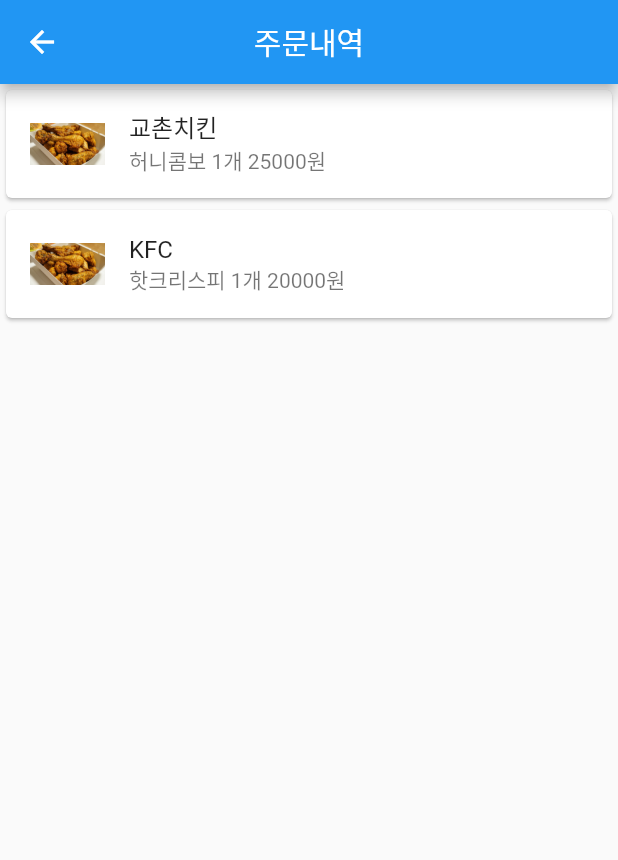
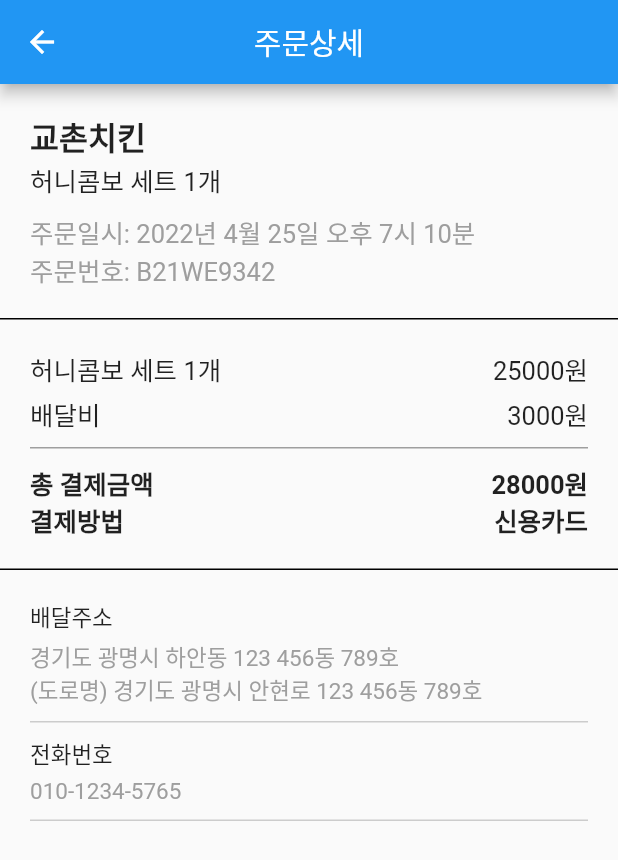
Before and after one commit to yunsuhan0107/bundle-eats, a Flutter app: the OrderHistory screen opened by its route, after a tap on "교촌치킨", on a phone screen of 412 x 824 dp. Shown: the top 860 px of the screen. Run offline on Flutter 3.47's test engine with Material 2 defaults, Android fonts, the phone set to English and light mode, and no system bars; our stand-ins replace grouped_list.

Commit message:
Added order detail

```diff
--- a/assets/order_history.json
+++ b/assets/order_history.json
@@ -1,16 +1,23 @@
 [
     {
-        "date": "4/25",
+        "date": "2022년 4월 25일 오후 7시 10분",
         "restaurantName": "교촌치킨",
-        "food": "허니콤보",
+        "menu": "허니콤보 세트",
         "count": 1,
         "price": 25000
     },
     {
-        "date": "5/10",
+        "date": "2022년 6월 20일 오후 6시 00분",
         "restaurantName": "KFC",
-        "food": "핫크리스피",
+        "menu": "핫크리스피 치킨 + 콜라 1.25L",
         "count": 1,
         "price": 20000
+    },
+    {
+        "date": "2022년 7월 11일 오후 5시 30분",
+        "restaurantName": "BBQ",
+        "menu": "황금올리브 치킨",
+        "count": 1,
+        "price": 22000
     }
 ]
--- a/lib/models/order.dart
+++ b/lib/models/order.dart
@@ -1,14 +1,14 @@
 class Order {
   final String date;
   final String restaurantName;
-  final String food;
+  final String menu;
   final int count;
   final int price;
 
   const Order({
     required this.date,
     required this.restaurantName,
-    required this.food,
+    required this.menu,
     required this.count,
     required this.price,
   });
@@ -17,7 +17,7 @@
     return Order(
       date: json['date'],
       restaurantName: json['restaurantName'],
-      food: json['food'],
+      menu: json['menu'],
       count: json['count'],
       price: json['price'],
     );
--- /dev/null
+++ b/lib/screens/order_detail/order_detail.dart
@@ -0,0 +1,236 @@
+import 'package:flutter/material.dart';
+import 'package:bundle_eats/models/order.dart';
+
+class OrderDetail extends StatelessWidget {
+  final Order order;
+
+  const OrderDetail({
+    Key? key,
+    required this.order,
+  }) : super(key: key);
+
+  @override
+  Widget build(BuildContext context) {
+    return Scaffold(
+      appBar: AppBar(
+        title: const Text('주문상세'),
+        centerTitle: true,
+      ),
+      body: Column(
+        children: [
+          Container(
+            padding: const EdgeInsets.all(20.0),
+            width: double.infinity,
+            child: Column(
+              crossAxisAlignment: CrossAxisAlignment.start,
+              children: [
+                Text(
+                  order.restaurantName,
+                  style: const TextStyle(
+                    fontWeight: FontWeight.bold,
+                    fontSize: 21,
+                  ),
+                ),
+                Text(
+                  "${order.menu} ${order.count}개",
+                  style: const TextStyle(
+                    fontSize: 17,
+                  ),
+                ),
+                const SizedBox(
+                  height: 10,
+                ),
+                Text(
+                  "주문일시: ${order.date}",
+                  style: const TextStyle(
+                    fontSize: 17,
+                    color: Colors.grey,
+                  ),
+                ),
+                const Text(
+                  "주문번호: B21WE9342",
+                  style: TextStyle(
+                    fontSize: 17,
+                    color: Colors.grey,
+                  ),
+                ),
+              ],
+            ),
+          ),
+          const Divider(
+            thickness: 1,
+            height: 1,
+            color: Colors.black,
+          ),
+          Container(
+            padding: const EdgeInsets.all(20.0),
+            width: double.infinity,
+            child: Column(
+              crossAxisAlignment: CrossAxisAlignment.start,
+              children: [
+                Row(
+                  mainAxisAlignment: MainAxisAlignment.spaceBetween,
+                  children: [
+                    Text(
+                      "${order.menu} ${order.count}개",
+                      style: const TextStyle(
+                        fontSize: 17,
+                      ),
+                    ),
+                    Text(
+                      "${order.price}원",
+                      style: const TextStyle(
+                        fontSize: 17,
+                      ),
+                    ),
+                  ],
+                ),
+                const SizedBox(
+                  height: 5,
+                ),
+                Row(
+                  mainAxisAlignment: MainAxisAlignment.spaceBetween,
+                  children: const [
+                    Text(
+                      "배달비",
+                      style: TextStyle(
+                        fontSize: 17,
+                      ),
+                    ),
+                    Text(
+                      "3000원",
+                      style: TextStyle(
+                        fontSize: 17,
+                      ),
+                    ),
+                  ],
+                ),
+                const SizedBox(
+                  height: 10,
+                ),
+                const Divider(
+                  thickness: 1,
+                  height: 1,
+                  color: Colors.grey,
+                ),
+                const SizedBox(
+                  height: 10,
+                ),
+                Row(
+                  mainAxisAlignment: MainAxisAlignment.spaceBetween,
+                  children: [
+                    const Text(
+                      "총 결제금액",
+                      style: TextStyle(
+                        fontWeight: FontWeight.bold,
+                        fontSize: 17,
+                      ),
+                    ),
+                    Text(
+                      "${order.price + 3000}원",
+                      style: const TextStyle(
+                        fontWeight: FontWeight.bold,
+                        fontSize: 17,
+                      ),
+                    ),
+                  ],
+                ),
+                Row(
+                  mainAxisAlignment: MainAxisAlignment.spaceBetween,
+                  children: const [
+                    Text(
+                      "결제방법",
+                      style: TextStyle(
+                        fontWeight: FontWeight.bold,
+                        fontSize: 17,
+                      ),
+                    ),
+                    Text(
+                      "신용카드",
+                      style: TextStyle(
+                        fontWeight: FontWeight.bold,
+                        fontSize: 17,
+                      ),
+                    ),
+                  ],
+                ),
+              ],
+            ),
+          ),
+          const Divider(
+            thickness: 1,
+            height: 1,
+            color: Colors.black,
+          ),
+          Container(
+            padding: const EdgeInsets.all(20.0),
+            width: double.infinity,
+            child: Column(
+              crossAxisAlignment: CrossAxisAlignment.start,
+              children: const [
+                Text(
+                  "배달주소",
+                  style: TextStyle(
+                    fontSize: 15,
+                  ),
+                ),
+                SizedBox(
+                  height: 5,
+                ),
+                Text(
+                  "경기도 광명시 하안동 123 456동 789호",
+                  style: TextStyle(
+                    fontSize: 15,
+                    color: Colors.grey,
+                  ),
+                ),
+                Text(
+                  "(도로명) 경기도 광명시 안현로 123 456동 789호",
+                  style: TextStyle(
+                    fontSize: 15,
+                    color: Colors.grey,
+                  ),
+                ),
+                SizedBox(
+                  height: 10,
+                ),
+                Divider(
+                  thickness: 0.5,
+                  height: 0.5,
+                  color: Colors.grey,
+                ),
+                SizedBox(
+                  height: 10,
+                ),
+                Text(
+                  "전화번호",
+                  style: TextStyle(
+                    fontSize: 15,
+                  ),
+                ),
+                SizedBox(
+                  height: 5,
+                ),
+                Text(
+                  "010-1234-5765",
+                  style: TextStyle(
+                    fontSize: 15,
+                    color: Colors.grey,
+                  ),
+                ),
+                SizedBox(
+                  height: 10,
+                ),
+                Divider(
+                  thickness: 0.5,
+                  height: 0.5,
+                  color: Colors.grey,
+                ),
+              ],
+            ),
+          ),
+        ],
+      ),
+    );
+  }
+}
--- a/lib/screens/order_history/order_history.dart
+++ b/lib/screens/order_history/order_history.dart
@@ -1,5 +1,6 @@
 import 'package:flutter/material.dart';
 import 'package:bundle_eats/models/order.dart';
+import 'package:bundle_eats/screens/order_detail/order_detail.dart';
 import 'dart:convert';
 
 class OrderHistory extends StatefulWidget {
@@ -54,7 +55,7 @@
       itemCount: orders.length,
       itemBuilder: (context, index) {
         final order = orders[index];
-        final String result = "${order.food} ${order.count}개 ${order.price}원";
+        final String result = "${order.menu} ${order.count}개 ${order.price}원";
         return Card(
           child: ListTile(
             leading: SizedBox(
@@ -64,7 +65,10 @@
             ),
             title: Text(order.restaurantName),
             subtitle: Text(result),
-            onTap: () {},
+            onTap: () {
+              Navigator.push(context,
+                  MaterialPageRoute(builder: (_) => OrderDetail(order: order)));
+            },
           ),
         );
       },
```
